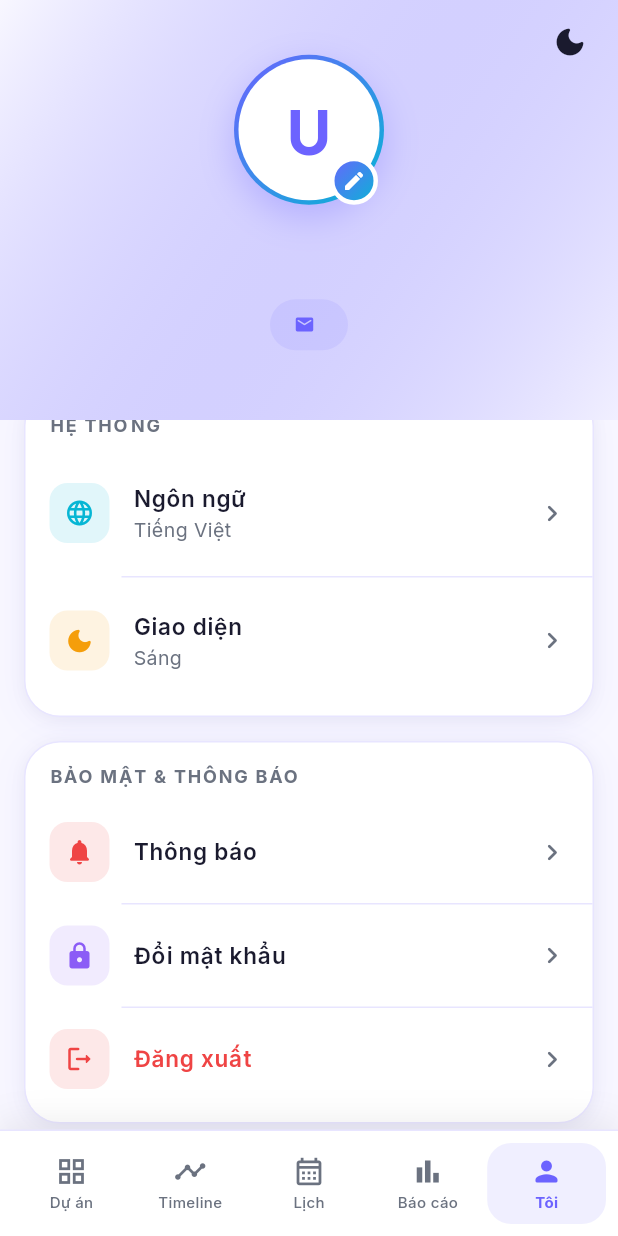
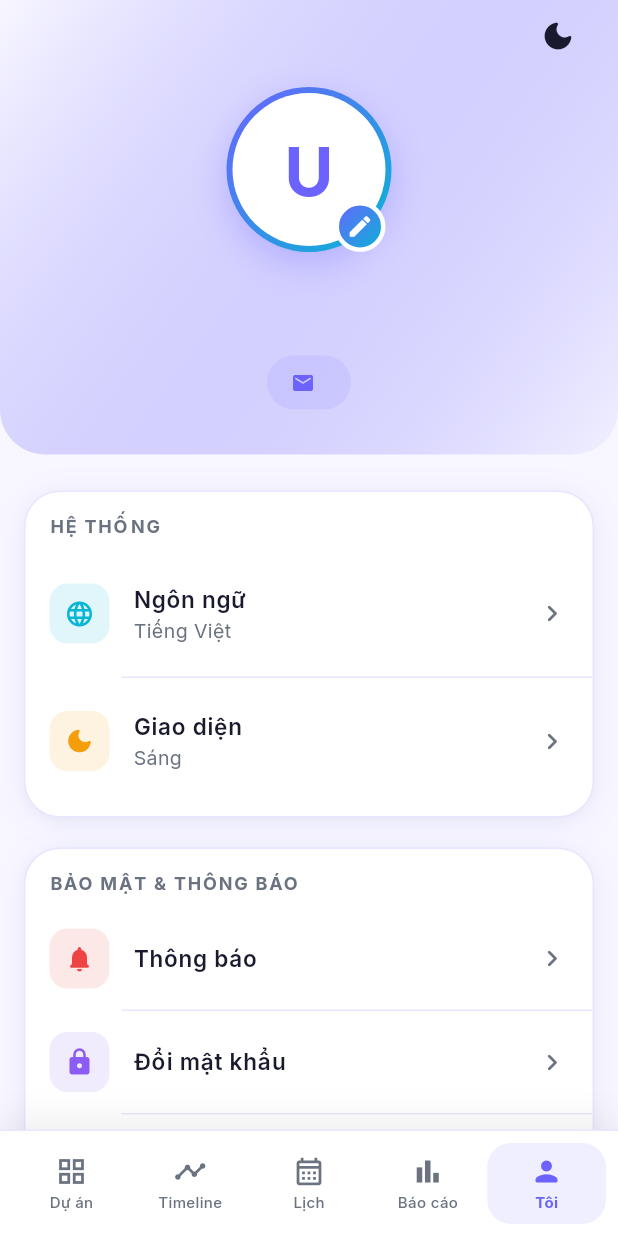
Before and after one commit to Khang87/Nhom2_DoAn_ProTask, a Flutter app: the screen it shows once a user with an empty profile is signed in, item 5 of the bottom bar chosen, on a phone screen of 412 x 824 dp. Run offline on Flutter 3.47's test engine with Material 3 defaults, Android fonts, the light colour scheme and no system bars; our stand-ins replace cloud_firestore, file_picker, firebase_auth, firebase_core, firebase_messaging, firebase_storage and 7 more; missing offline and left inert: extension_google_sign_in_as_googleapis_auth, googleapis; accounts and stored records are empty.

Commit message:
fix: resolve text cutoff in profile layout and ensure 'Hồ sơ cá nhân' is removed

```diff
--- a/lib/screen/profile_screen.dart
+++ b/lib/screen/profile_screen.dart
@@ -26,15 +26,8 @@ class ProfileScreen extends StatelessWidget {
       body: CustomScrollView(
         physics: const BouncingScrollPhysics(parent: AlwaysScrollableScrollPhysics()),
         slivers: [
-          SliverAppBar(
-            expandedHeight: 280.0,
-            pinned: true,
-            stretch: true,
-            backgroundColor: isDark ? AppColors.darkBg : AppColors.lightBg,
-            elevation: 0,
-            flexibleSpace: FlexibleSpaceBar(
-              stretchModes: const [StretchMode.zoomBackground, StretchMode.blurBackground],
-              background: Container(
+          SliverToBoxAdapter(
+            child: Container(
               decoration: BoxDecoration(
                 gradient: LinearGradient(
                   begin: Alignment.topLeft,
@@ -43,19 +36,40 @@ class ProfileScreen extends StatelessWidget {
                       ? [AppColors.darkBg, AppColors.darkCard.withOpacity(0.8)]
                       : [AppColors.lightBg, AppColors.primary.withOpacity(0.05)],
                 ),
+                borderRadius: const BorderRadius.only(
+                  bottomLeft: Radius.circular(30),
+                  bottomRight: Radius.circular(30),
+                ),
               ),
               child: SafeArea(
+                bottom: false,
+                child: Padding(
+                  padding: const EdgeInsets.symmetric(horizontal: 16.0),
                   child: Column(
-                    mainAxisAlignment: MainAxisAlignment.center,
+                    mainAxisSize: MainAxisSize.min,
                     children: [
+                      // Top bar with theme toggle
+                      Row(
+                        mainAxisAlignment: MainAxisAlignment.end,
+                        children: [
+                          IconButton(
+                            icon: Icon(
+                              isDark ? Icons.light_mode_rounded : Icons.dark_mode_rounded,
+                              color: isDark ? Colors.white : AppColors.textPrimaryLight,
+                            ),
+                            onPressed: () => themeProvider.toggleTheme(),
+                          ),
+                        ],
+                      ),
                       const SizedBox(height: 10),
+                      // Avatar
                       GestureDetector(
                         onTap: () => Navigator.push(context, MaterialPageRoute(builder: (_) => const MyProfileScreen())),
                         child: Stack(
                           alignment: Alignment.center,
                           children: [
                             Container(
-                              width: 100, height: 100,
+                              width: 110, height: 110,
                               decoration: BoxDecoration(
                                 shape: BoxShape.circle,
                                 gradient: AppGradients.brand,
@@ -68,7 +82,7 @@ class ProfileScreen extends StatelessWidget {
                                 ],
                               ),
                               child: Padding(
-                                padding: const EdgeInsets.all(3.0),
+                                padding: const EdgeInsets.all(4.0),
                                 child: Container(
                                   decoration: BoxDecoration(
                                     color: isDark ? AppColors.darkCard : Colors.white,
@@ -78,7 +92,7 @@ class ProfileScreen extends StatelessWidget {
                                     child: Text(
                                       username.isNotEmpty ? username[0].toUpperCase() : "U",
                                       style: GoogleFonts.plusJakartaSans(
-                                        fontSize: 40, fontWeight: FontWeight.w800,
+                                        fontSize: 44, fontWeight: FontWeight.w800,
                                         color: isDark ? Colors.white : AppColors.primary,
                                       ),
                                     ),
@@ -89,25 +103,26 @@ class ProfileScreen extends StatelessWidget {
                             Positioned(
                               bottom: 0, right: 4,
                               child: Container(
-                                width: 32, height: 32,
+                                width: 34, height: 34,
                                 decoration: BoxDecoration(
                                   gradient: AppGradients.brand,
                                   shape: BoxShape.circle,
                                   border: Border.all(color: isDark ? AppColors.darkBg : Colors.white, width: 3),
                                 ),
-                                child: const Icon(Icons.edit_rounded, color: Colors.white, size: 16),
+                                child: const Icon(Icons.edit_rounded, color: Colors.white, size: 18),
                               ),
                             ),
                           ],
                         ),
                       ),
-                      const SizedBox(height: 20),
+                      const SizedBox(height: 24),
                       Text(
                         username,
                         style: GoogleFonts.plusJakartaSans(
-                          fontSize: 24, fontWeight: FontWeight.w800,
+                          fontSize: 26, fontWeight: FontWeight.w800,
                           color: isDark ? Colors.white : AppColors.textPrimaryLight,
                         ),
+                        textAlign: TextAlign.center,
                       ),
                       const SizedBox(height: 8),
                       Container(
@@ -119,43 +134,34 @@ class ProfileScreen extends StatelessWidget {
                         child: Row(
                           mainAxisSize: MainAxisSize.min,
                           children: [
-                            Icon(Icons.email_rounded, size: 14, color: isDark ? Colors.white70 : AppColors.primary),
-                            const SizedBox(width: 6),
-                            Text(
+                            Icon(Icons.email_rounded, size: 16, color: isDark ? Colors.white70 : AppColors.primary),
+                            const SizedBox(width: 8),
+                            Flexible(
+                              child: Text(
                                 user?.email ?? "",
                                 style: GoogleFonts.inter(
-                                fontSize: 13,
+                                  fontSize: 14,
                                   color: isDark ? Colors.white70 : AppColors.primary,
                                   fontWeight: FontWeight.w600,
+                                ),
+                                overflow: TextOverflow.ellipsis,
                               ),
                             ),
                           ],
                         ),
                       ),
-                      const SizedBox(height: 20),
+                      const SizedBox(height: 30),
                     ],
                   ),
                 ),
               ),
             ),
-            actions: [
-              IconButton(
-                icon: Icon(
-                  isDark ? Icons.light_mode_rounded : Icons.dark_mode_rounded,
-                  color: isDark ? Colors.white : AppColors.textPrimaryLight,
-                ),
-                onPressed: () => themeProvider.toggleTheme(),
-              ),
-              const SizedBox(width: 8),
-            ],
           ),
 
           // Settings Blocks
           SliverToBoxAdapter(
-            child: Transform.translate(
-              offset: const Offset(0, -20),
             child: Padding(
-                padding: const EdgeInsets.symmetric(horizontal: 16.0),
+              padding: const EdgeInsets.fromLTRB(16, 24, 16, 0),
               child: Column(
                 children: [
                   // System Settings Card
@@ -192,7 +198,7 @@ class ProfileScreen extends StatelessWidget {
                       ],
                     ),
                   ),
-                    const SizedBox(height: 16),
+                  const SizedBox(height: 20),
 
                   // Action Settings Card
                   Container(
@@ -240,12 +246,11 @@ class ProfileScreen extends StatelessWidget {
               ),
             ),
           ),
-          ),
 
           // Version Footer
           SliverToBoxAdapter(
             child: Padding(
-              padding: const EdgeInsets.only(bottom: 40, top: 20),
+              padding: const EdgeInsets.only(bottom: 40, top: 40),
               child: Center(
                 child: Column(
                   children: [
```
Lines whose indentation alone changed are shown as unchanged.
